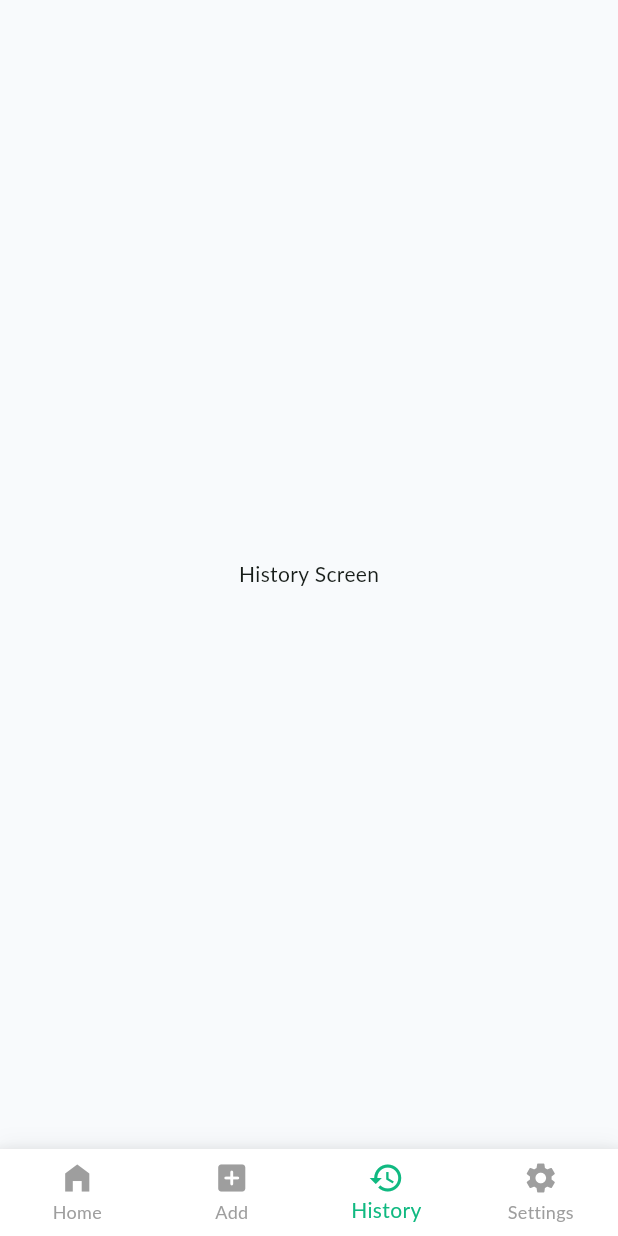
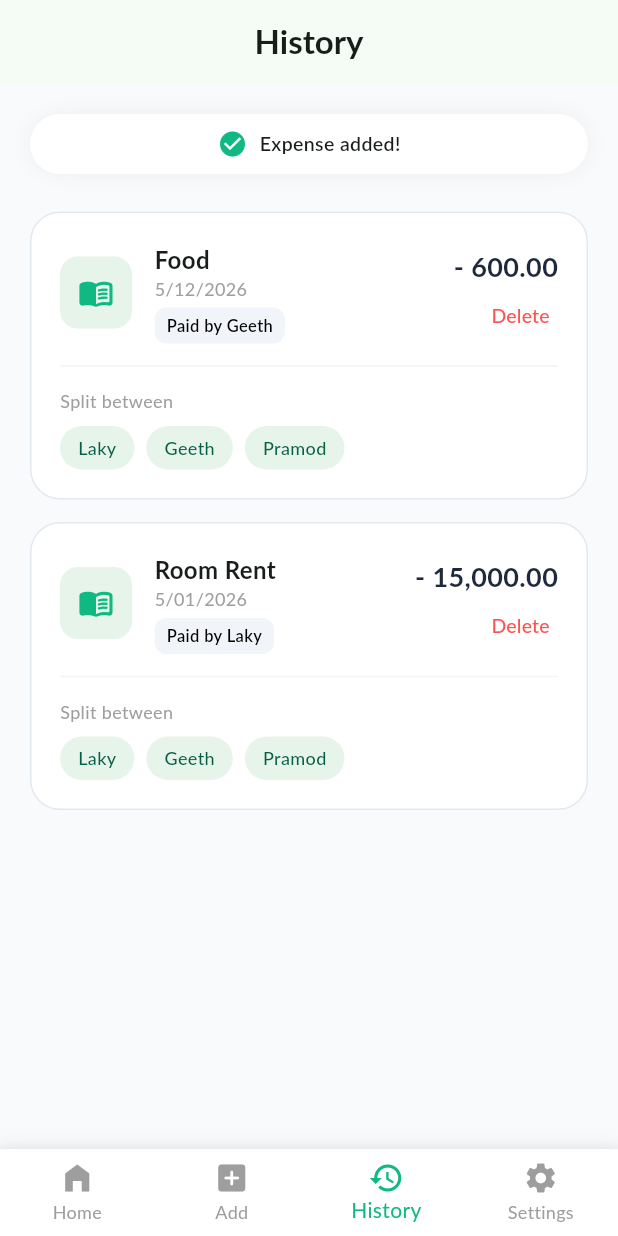
Before and after one commit to gkcama-dev/roomer_app, a Flutter app: the screen it shows after launch, item 3 of the bottom bar chosen, on a phone screen of 412 x 824 dp. Run offline on Flutter 3.47's test engine with Material 3 defaults, Android fonts, the phone set to English and light mode, and no system bars; Roboto replaces fonts that are missing (Lato).

Commit message:
Add History screen UI with cards
Replace placeholder History screen with a full UI: AppBar, padded ListView, a success toast container, and two sample history entries. Introduce a reusable _buildHistoryCard helper that renders styled cards showing category, date, payer, amount, delete button (stub), and splitters as chips. Layout and styling (colors, rounded corners, shadows) added for a polished appearance; sample data is hardcoded.

```diff
--- a/lib/views/history_screen.dart
+++ b/lib/views/history_screen.dart
@@ -5,8 +5,140 @@ class HistoryScreen extends StatelessWidget {
 
   @override
   Widget build(BuildContext context) {
-    return const Scaffold(
-      body: Center(child: Text('History Screen')),
+    return Scaffold(
+      appBar: AppBar(
+        title: const Text('History', style: TextStyle(fontWeight: FontWeight.bold)),
+        centerTitle: true,
+        automaticallyImplyLeading: false,
+      ),
+      body: ListView(
+        padding: const EdgeInsets.all(20),
+        children: [
+          //Expense Added Success Toast
+          Container(
+            padding: const EdgeInsets.symmetric(horizontal: 16, vertical: 10),
+            decoration: BoxDecoration(
+              color: Colors.white,
+              borderRadius: BorderRadius.circular(30),
+              boxShadow: [
+                BoxShadow(color: Colors.black.withValues(alpha: 0.05), blurRadius: 10)
+              ],
+            ),
+            child: const Row(
+              mainAxisSize: MainAxisSize.min,
+              mainAxisAlignment: MainAxisAlignment.center,
+              children: [
+                Icon(Icons.check_circle, color: Color(0xFF10B981), size: 20),
+                SizedBox(width: 8),
+                Text('Expense added!', style: TextStyle(fontWeight: FontWeight.w600, fontSize: 13)),
+              ],
+            ),
+          ),
+          const SizedBox(height: 25),
+
+          // 💳 History Expense Card (Sample Data)
+          _buildHistoryCard(
+            category: 'Food',
+            date: '5/12/2026',
+            paidBy: 'Geeth',
+            amount: '600.00',
+            splitters: ['Laky', 'Geeth', 'Pramod'],
+          ),
+
+          _buildHistoryCard(
+            category: 'Room Rent',
+            date: '5/01/2026',
+            paidBy: 'Laky',
+            amount: '15,000.00',
+            splitters: ['Laky', 'Geeth', 'Pramod'],
+          ),
+        ],
+      ),
+    );
+  }
+
+  // History Card
+  Widget _buildHistoryCard({
+    required String category,
+    required String date,
+    required String paidBy,
+    required String amount,
+    required List<String> splitters,
+  }) {
+    return Card(
+      color: Colors.white,
+      elevation: 0,
+      margin: const EdgeInsets.only(bottom: 15),
+      shape: RoundedRectangleBorder(
+        borderRadius: BorderRadius.circular(20),
+        side: const BorderSide(color: Color(0xFFE2E8F0)),
+      ),
+      child: Padding(
+        padding: const EdgeInsets.all(20.0),
+        child: Column(
+          crossAxisAlignment: CrossAxisAlignment.start,
+          children: [
+            Row(
+              children: [
+                // 🟢 Category Icon Container
+                Container(
+                  padding: const EdgeInsets.all(12),
+                  decoration: BoxDecoration(
+                    color: const Color(0xFFE6F4EA),
+                    borderRadius: BorderRadius.circular(12),
+                  ),
+                  child: const Icon(Icons.menu_book_rounded, color: Color(0xFF10B981)), // කෑම/පොත් සඳහා
+                ),
+                const SizedBox(width: 15),
+                // Details
+                Expanded(
+                  child: Column(
+                    crossAxisAlignment: CrossAxisAlignment.start,
+                    children: [
+                      Text(category, style: const TextStyle(fontWeight: FontWeight.bold, fontSize: 16)),
+                      Text(date, style: const TextStyle(color: Colors.grey, fontSize: 12)),
+                      const SizedBox(height: 4),
+                      Container(
+                        padding: const EdgeInsets.symmetric(horizontal: 8, vertical: 4),
+                        decoration: BoxDecoration(color: const Color(0xFFF1F5F9), borderRadius: BorderRadius.circular(8)),
+                        child: Text('Paid by $paidBy', style: const TextStyle(fontSize: 11, fontWeight: FontWeight.w600, color: Colors.black)),
+                      ),
+                    ],
+                  ),
+                ),
+                // Amount & Delete
+                Column(
+                  crossAxisAlignment: CrossAxisAlignment.end,
+                  children: [
+                    Text('- $amount', style: const TextStyle(fontSize: 18, fontWeight: FontWeight.bold, color: Color(0xFF1E293B))),
+                    const SizedBox(height: 5),
+                    TextButton(
+                      style: TextButton.styleFrom(padding: EdgeInsets.zero, minimumSize: const Size(50, 30), tapTargetSize: MaterialTapTargetSize.shrinkWrap),
+                      onPressed: () {},
+                      child: const Text('Delete', style: TextStyle(color: Colors.redAccent, fontSize: 13, fontWeight: FontWeight.w500)),
+                    )
+                  ],
+                )
+              ],
+            ),
+            const Divider(height: 30, color: Color(0xFFF1F5F9)),
+            // Split Between Section
+            const Text('Split between', style: TextStyle(color: Colors.grey, fontSize: 12)),
+            const SizedBox(height: 8),
+            Wrap(
+              spacing: 8,
+              children: splitters.map((name) => Container(
+                padding: const EdgeInsets.symmetric(horizontal: 12, vertical: 6),
+                decoration: BoxDecoration(
+                  color: const Color(0xFFE6F4EA),
+                  borderRadius: BorderRadius.circular(20),
+                ),
+                child: Text(name, style: const TextStyle(color: Color(0xFF065F46), fontSize: 12, fontWeight: FontWeight.w500)),
+              )).toList(),
+            )
+          ],
+        ),
+      ),
     );
   }
 }
```
